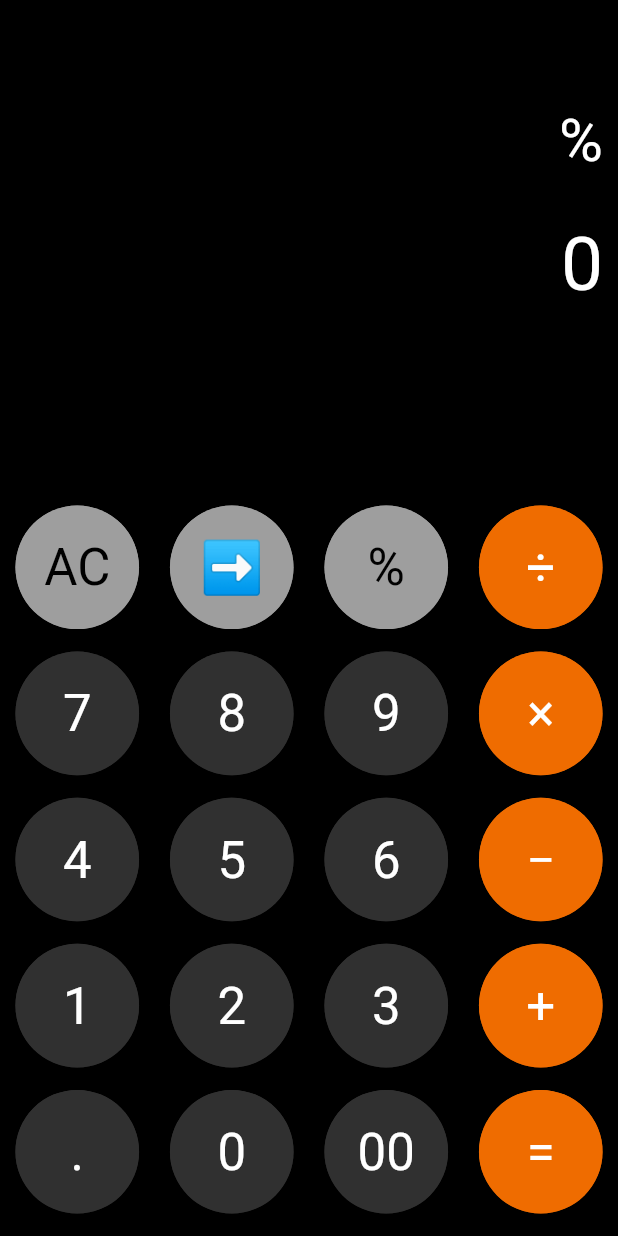
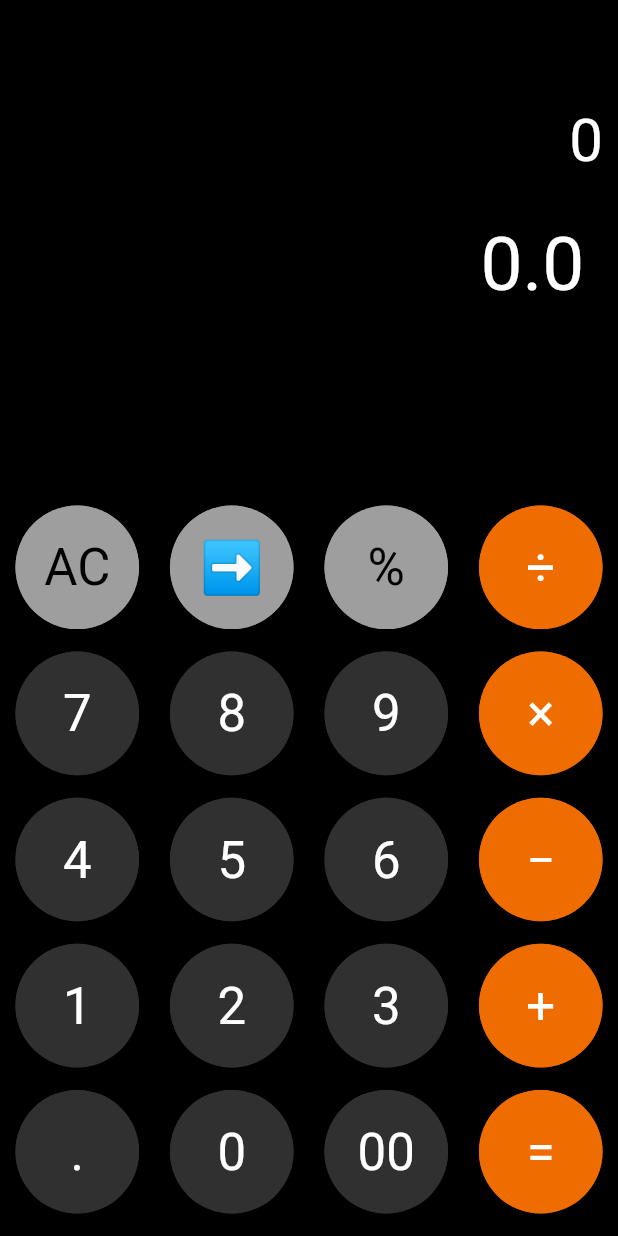
Before and after one commit to realryankim/flutter-calculator, a Flutter app: the screen it shows after launch, after a tap on an icon or button, on a phone screen of 412 x 824 dp. Run offline on Flutter 3.47's test engine with Material 2 defaults, Android fonts, the phone set to English and light mode, and no system bars; our stand-ins replace get, math_expressions.

Commit message:
refactor for '%' functionality

```diff
--- a/lib/src/simple_calculator.dart
+++ b/lib/src/simple_calculator.dart
@@ -40,6 +40,21 @@ class _SimpleCalculatorState extends State<SimpleCalculator> {
         equation = equation.substring(0, equation.length - 1);
         if (equation == "") {
           equation = "0";
+        }
+      } else if (buttonText == "%") {
+        // "%" functionality needs to be improved
+        equationFontSize = 40.0;
+        resultFontSize = 50.0;
+        expression = equation;
+
+        try {
+          Parser p = Parser();
+          Expression exp = p.parse(expression);
+
+          ContextModel cm = ContextModel();
+          result = '${exp.evaluate(EvaluationType.REAL, cm) / 100} ';
+        } catch (e) {
+          result = "Error";
         }
       } else if (buttonText == "=") {
         equationFontSize = 40.0;
```
